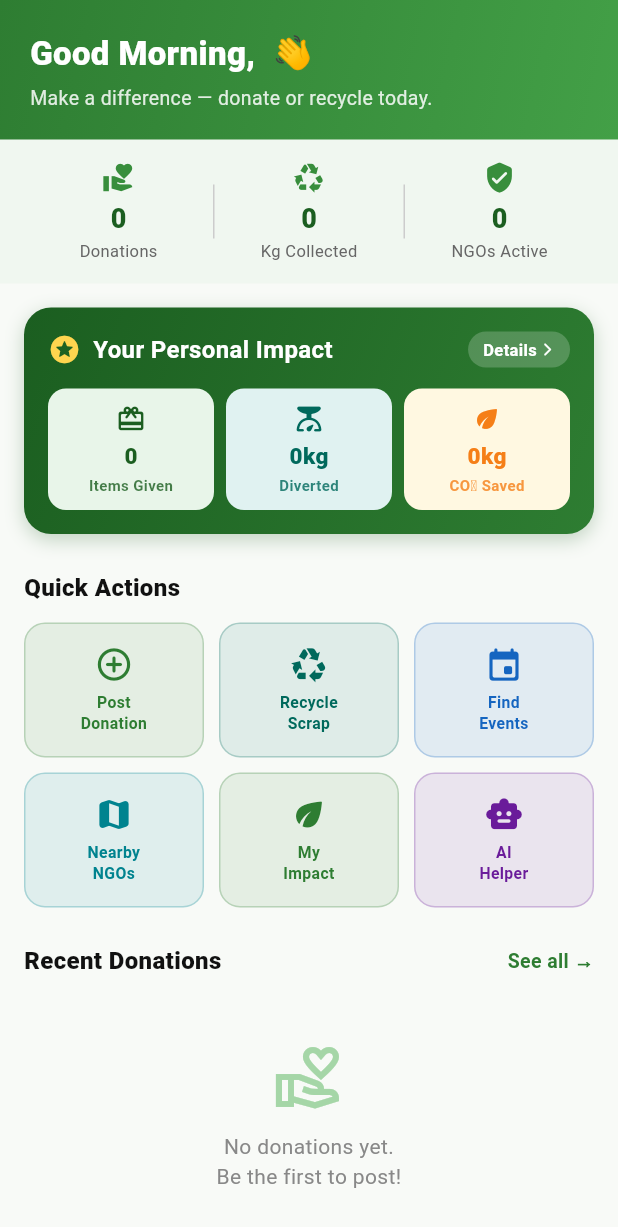
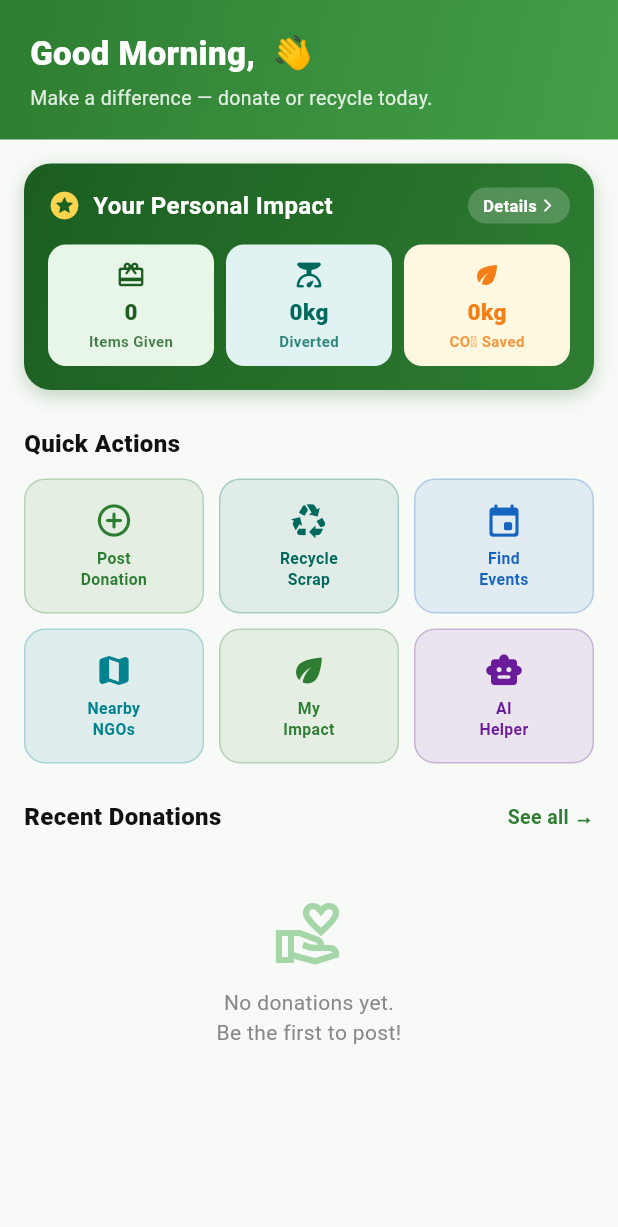
Before and after one commit to ShriramTambolkar/Pixel-Faber-Tech-Rush, a Flutter app: the _HomeDashboard widget shown alone on an empty page, opened directly with empty values, on a phone screen of 412 x 824 dp. Shown: the top 1227 px of the screen. Run offline on Flutter 3.47's test engine with Material 3 defaults, Android fonts, the phone set to English and light mode, and no system bars; our stand-ins replace flutter_local_notifications, flutter_map, image_picker, latlong2, qr_flutter; network calls fail.

Commit message:
Remove duplicate platform stats bar and streamline Home screen with single primary Your Personal Impact card

```diff
--- a/greendrop-frontend/green_drop_frontend_v1/lib/screens/home/main_home_screen.dart
+++ b/greendrop-frontend/green_drop_frontend_v1/lib/screens/home/main_home_screen.dart
@@ -6,7 +6,6 @@ import 'package:url_launcher/url_launcher.dart';
 import '../../services/api_service.dart';
 import '../../services/notification_service.dart';
 import '../../widgets/greendrop_native_logo.dart';
-import '../../widgets/animated_counter_text.dart';
 import '../auth/auth_screen.dart';
 import '../donations/browse_donations_feed.dart';
 import '../donations/create_donation_screen.dart';
@@ -360,9 +359,6 @@ class _HomeDashboardState extends State<_HomeDashboard> {
   List<dynamic> _recentDonations = [];
   List<dynamic> _recentEvents = [];
   bool _isLoading = true;
-  int _totalDonations = 0;
-  int _totalNgos = 0;
-  int _totalKg = 0;
 
   // Personal Impact Stats
   int _myDonationsCount = 0;
@@ -402,10 +398,6 @@ class _HomeDashboardState extends State<_HomeDashboard> {
         setState(() {
           _recentDonations = donations.take(6).toList();
           _recentEvents    = events.take(4).toList();
-          _totalDonations  = donations.length;
-          _totalKg = donations.fold<int>(
-              0, (s, d) => s + ((d['weightKg'] ?? 1) as num).toInt());
-          _totalNgos = 12; // static for now
 
           _myDonationsCount = myDons.isEmpty ? 3 : myDons.length;
           _myTotalKg = myKg == 0 ? 12 : myKg;
@@ -511,40 +503,7 @@ class _HomeDashboardState extends State<_HomeDashboard> {
             ),
           ),
 
-          // ── Platform Impact counter strip ──
-          SliverToBoxAdapter(
-            child: Container(
-              color: const Color(0xFFF0F7F0),
-              padding:
-                  const EdgeInsets.symmetric(horizontal: 16, vertical: 14),
-              child: _isLoading
-                  ? const Center(
-                      child: SizedBox(
-                          width: 24,
-                          height: 24,
-                          child: CircularProgressIndicator(
-                              strokeWidth: 2.5,
-                              color: Color(0xFF2E7D32))))
-                  : Row(
-                      children: [
-                        _statPill(
-                            icon: Icons.volunteer_activism,
-                            value: _totalDonations,
-                            label: 'Donations'),
-                        _statDivider(),
-                        _statPill(
-                            icon: Icons.recycling,
-                            value: _totalKg,
-                            label: 'Kg Collected'),
-                        _statDivider(),
-                        _statPill(
-                            icon: Icons.verified_user_rounded,
-                            value: _totalNgos,
-                            label: 'NGOs Active'),
-                      ],
-                    ),
-            ),
-          ),
+
 
           // ── YOUR PERSONAL IMPACT DASHBOARD CARD ON HOME ──
           SliverToBoxAdapter(
@@ -875,32 +834,6 @@ class _HomeDashboardState extends State<_HomeDashboard> {
     );
   }
 
-  Widget _statPill(
-      {required IconData icon, required int value, required String label}) {
-    return Expanded(
-      child: Column(
-        children: [
-          Icon(icon, color: Colors.green.shade700, size: 22),
-          const SizedBox(height: 4),
-          AnimatedCounterText(
-            value: value,
-            style: const TextStyle(
-                fontSize: 18,
-                fontWeight: FontWeight.w900,
-                color: Color(0xFF1B5E20)),
-          ),
-          Text(label,
-              style: const TextStyle(fontSize: 11, color: Color(0xFF666666))),
-        ],
-      ),
-    );
-  }
-
-  Widget _statDivider() => Container(
-      height: 36,
-      width: 1,
-      color: const Color(0xFFCCCCCC));
-
   Widget _quickAction({
     required IconData icon,
     required String label,
```
